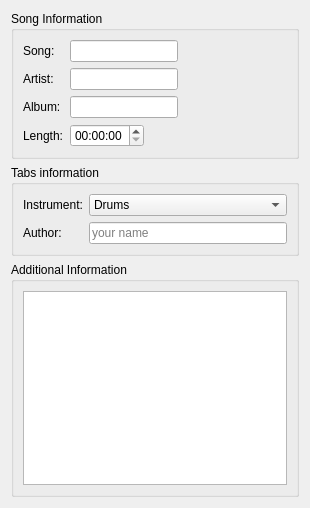
The window that songinfo.ui (domoritz/drummy) describes before a commit, drawn with Qt 5.
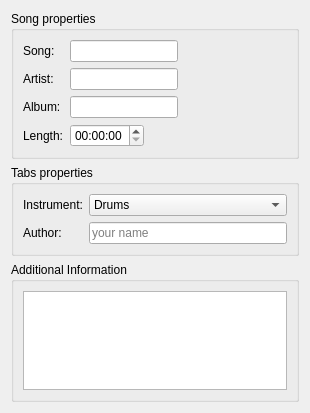
The same window after the commit.

```diff
--- a/songinfo.ui
+++ b/songinfo.ui
@@ -7,7 +7,7 @@
     <x>0</x>
     <y>0</y>
     <width>310</width>
-    <height>508</height>
+    <height>413</height>
    </rect>
   </property>
   <property name="sizePolicy">
@@ -16,6 +16,12 @@
     <verstretch>0</verstretch>
    </sizepolicy>
   </property>
+  <property name="minimumSize">
+   <size>
+    <width>310</width>
+    <height>413</height>
+   </size>
+  </property>
   <property name="windowTitle">
    <string>Form</string>
   </property>
@@ -29,7 +35,7 @@
       </sizepolicy>
      </property>
      <property name="title">
-      <string>Song Information</string>
+      <string>Song properties</string>
      </property>
      <layout class="QFormLayout" name="formLayout_2">
       <property name="fieldGrowthPolicy">
@@ -100,7 +106,7 @@
       </sizepolicy>
      </property>
      <property name="title">
-      <string>Tabs information</string>
+      <string>Tabs properties</string>
      </property>
      <layout class="QFormLayout" name="formLayout">
       <item row="0" column="0">
```
